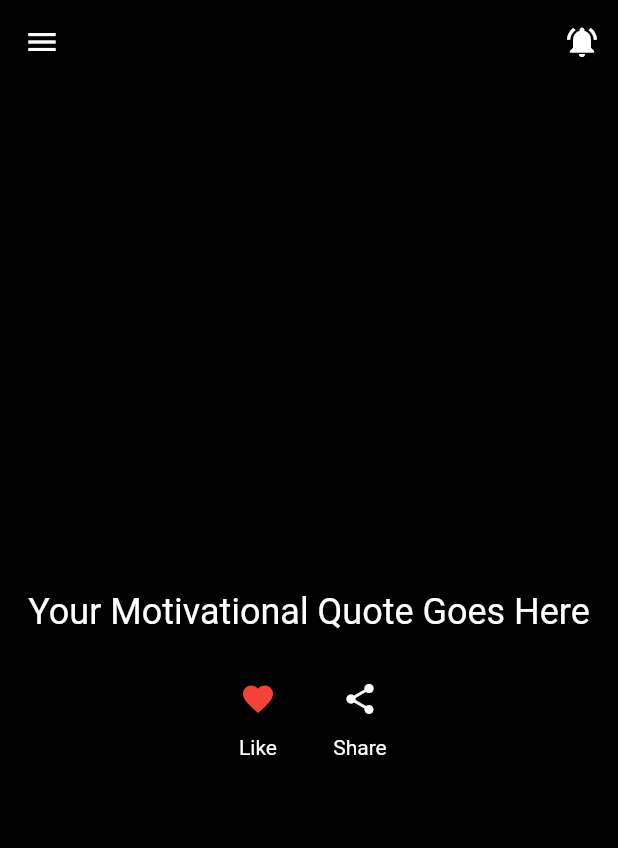
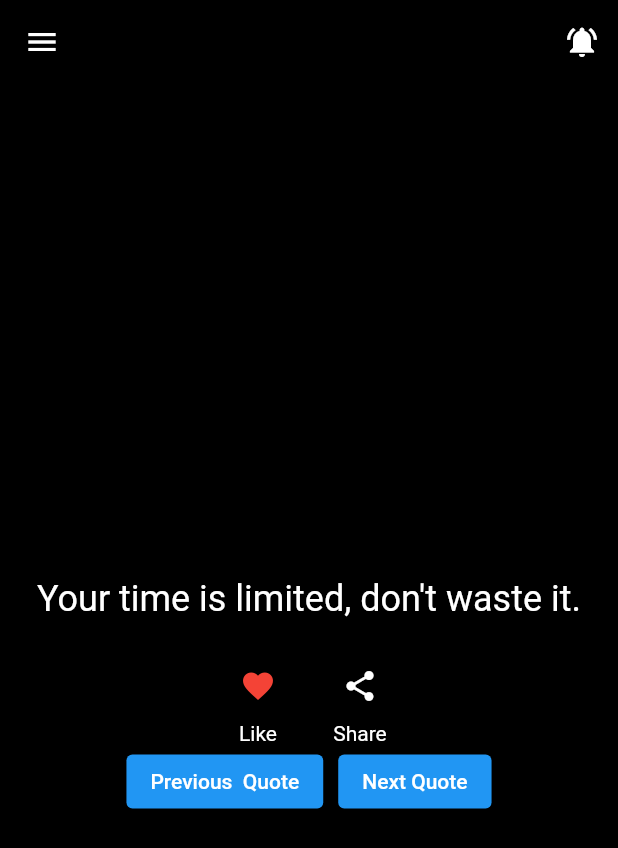
Before and after one commit to DevranAkat/QuotesAppFlutter, a Flutter app: the screen it shows after launch, after a tap on the "favorite outline" icon, on a phone screen of 412 x 824 dp. Shown: the top 848 px of the screen. Run offline on Flutter 3.47's test engine with Material 2 defaults, Android fonts, the phone set to English and light mode, and no system bars; our stand-ins replace shared_preferences.

Commit message:
Added funcionality for likebutton

```diff
--- a/lib/main.dart
+++ b/lib/main.dart
@@ -1,4 +1,5 @@
 import 'package:flutter/material.dart';
+import 'package:shared_preferences/shared_preferences.dart';
 import 'screens/categories_page.dart';
 import 'screens/favorites_page.dart';
 import 'screens/home_page.dart';
--- /dev/null
+++ b/lib/quotes/likedQuotesManager.dart
@@ -0,0 +1,17 @@
+import 'package:shared_preferences/shared_preferences.dart';
+
+class LikedQuotesManager {
+    static const String _kLikedQuotesKey = 'likedQuotes';
+
+    // Function to save the liked quotes
+    static Future<void> saveLikedQuotes(List<String> likedQuotes) async {
+      final prefs = await SharedPreferences.getInstance();
+      await prefs.setStringList(_kLikedQuotesKey, likedQuotes);
+    }
+
+    // Function to retrieve the liked quotes
+    static Future<List<String>> getLikedQuotes() async {
+      final prefs = await SharedPreferences.getInstance();
+      return prefs.getStringList(_kLikedQuotesKey) ?? [];
+    }
+  }
--- /dev/null
+++ b/lib/quotes/quote.dart
@@ -0,0 +1,32 @@
+class Quote {
+  final int id;
+  final String text;
+  final String author;
+  final String category;
+  int likes;
+
+  Quote({required this.id, required this.text, required this.author, required this.category,   this.likes = 0});
+}
+
+List<Quote> quotes = [
+  Quote(id: 0, text: "Your time is limited, don't waste it.", author: "Steve Jobs", category: "Time"),
+  Quote(id: 1, text: "Believe you can and you're halfway there.", author: "Theodore Roosevelt", category: "Belief"),
+  Quote(id: 2, text: "Success is not final, failure is not fatal: It is the courage to continue that counts.", author: "Winston Churchill", category: "Success"),
+  Quote(id: 3, text: "The only way to do great work is to love what you do.", author: "Steve Jobs", category: "Passion"),
+  Quote(id: 4, text: "Don't watch the clock; do what it does. Keep going.", author: "Sam Levenson", category: "Persistence"),
+  Quote(id: 5, text: "The future belongs to those who believe in the beauty of their dreams.", author: "Eleanor Roosevelt", category: "Dreams"),
+  Quote(id: 6, text: "In the middle of every difficulty lies opportunity.", author: "Albert Einstein", category: "Opportunity"),
+  Quote(id: 7, text: "Success is walking from failure to failure with no loss of enthusiasm.", author: "Winston Churchill", category: "Success"),
+  Quote(id: 8, text: "The harder you work for something, the greater you'll feel when you achieve it.", author: "Unknown", category: "Hard Work"),
+  Quote(id: 9, text: "You miss 100% of the shots you don't take.", author: "Wayne Gretzky", category: "Opportunity"),
+  Quote(id: 10, text: "The only limit to our realization of tomorrow will be our doubts of today.", author: "Franklin D. Roosevelt", category: "Doubt"),
+  Quote(id: 11, text: "Success is not the key to happiness. Happiness is the key to success. If you love what you are doing, you will be successful.", author: "Albert Schweitzer", category: "Happiness"),
+  Quote(id: 12, text: "The road to success and the road to failure are almost exactly the same.", author: "Colin R. Davis", category: "Success"),
+  Quote(id: 13, text: "You are never too old to set another goal or to dream a new dream.", author: "C.S. Lewis", category: "Dreams"),
+  Quote(id: 14, text: "Believe in yourself and all that you are. Know that there is something inside you that is greater than any obstacle.", author: "Christian D. Larson", category: "Belief"),
+  Quote(id: 15, text: "The secret of getting ahead is getting started.", author: "Mark Twain", category: "Starting"),
+  Quote(id: 16, text: "Don't count the days, make the days count.", author: "Muhammad Ali", category: "Time"),
+  Quote(id: 17, text: "The only person you are destined to become is the person you decide to be.", author: "Ralph Waldo Emerson", category: "Destiny"),
+  Quote(id: 18, text: "Dream big and dare to fail.", author: "Norman Vaughan", category: "Dreams"),
+  Quote(id: 19, text: "Success usually comes to those who are too busy to be looking for it.", author: "Henry David Thoreau", category: "Success"),
+];
--- a/lib/screens/home_page.dart
+++ b/lib/screens/home_page.dart
@@ -1,5 +1,7 @@
 import 'package:flutter/material.dart';
+import 'package:motivation/quotes/quote.dart';
 import 'package:motivation/widgets/left_menu.dart';
+import 'package:shared_preferences/shared_preferences.dart';
 
 class HomePage extends StatefulWidget {
   const HomePage({super.key});
@@ -10,7 +12,23 @@ class HomePage extends StatefulWidget {
 
 class _HomePageState extends State<HomePage> {
   final GlobalKey<ScaffoldState> _scaffoldKey = GlobalKey<ScaffoldState>();
-  bool isLiked = false; // Track the liked state
+  final Future<SharedPreferences> _prefs = SharedPreferences.getInstance();
+  bool isLiked = false;
+  int currentQuoteIndex = 0;
+
+  void checkIfLiked() async{
+    final SharedPreferences prefs = await _prefs;
+    var likedQuotesList = prefs.getStringList("likedQuotes") ?? [];
+    if (likedQuotesList.contains(currentQuoteIndex.toString())) {
+      setState(() {
+        isLiked = true;
+      });
+      isLiked = true;
+    }
+    else{
+      isLiked = false;
+    }
+  }
 
   void _openDrawer() {
     _scaffoldKey.currentState?.openDrawer();
@@ -41,14 +59,21 @@ class _HomePageState extends State<HomePage> {
     );
   }
 
-  void _toggleLike() {
+  Future<void> _toggleLike(id) async {
+    final SharedPreferences prefs = await _prefs;
+    var likedQuotes = prefs.getStringList("likedQuotes") ?? [];
+    isLiked ? likedQuotes.remove(id.toString()) : likedQuotes.add(id.toString());
+    prefs.setStringList("likedQuotes", likedQuotes);
+    print(prefs.getStringList("likedQuotes"));
+
     setState(() {
-      isLiked = !isLiked; // Toggle the liked state
+      isLiked = !isLiked;
     });
   }
 
   @override
   Widget build(BuildContext context) {
+    checkIfLiked();
     return Scaffold(
       backgroundColor: Colors.black, // Dark background color
       key: _scaffoldKey,
@@ -73,10 +98,10 @@ class _HomePageState extends State<HomePage> {
         child: Column(
           mainAxisAlignment: MainAxisAlignment.center,
           children: [
-            const SizedBox(height: 20.0), // Space to move quote up
-            const Text(
-              "Your Motivational Quote Goes Here",
-              style: TextStyle(
+            const SizedBox(height: 50.0), // Space to move quote up
+            Text(
+              quotes[currentQuoteIndex].text,
+              style: const TextStyle(
                 color: Colors.white, // Text color
                 fontSize: 24.0, // Adjust font size as needed
               ),
@@ -93,7 +118,7 @@ class _HomePageState extends State<HomePage> {
                         isLiked ? Icons.favorite : Icons.favorite_border,
                         color: isLiked ? Colors.red : Colors.white,
                       ), // Heart-shaped like button
-                      onPressed:  _toggleLike,
+                      onPressed: () =>  _toggleLike(currentQuoteIndex),
                     ),
                     const Text(
                       'Like', // Text under the like button
@@ -122,6 +147,30 @@ class _HomePageState extends State<HomePage> {
                 ),
               ],
             ),
+            Row(
+              mainAxisAlignment: MainAxisAlignment.center,
+              children: [
+                ElevatedButton(
+                  onPressed: () {
+                    setState(() {
+                      currentQuoteIndex = currentQuoteIndex - 1;
+                    });
+                    checkIfLiked();
+                  },
+                  child: const Text('Previous  Quote'),
+                ),
+                const SizedBox(width: 10),
+                ElevatedButton(
+                  onPressed: () {
+                    setState(() {
+                      currentQuoteIndex = currentQuoteIndex + 1;
+                    });
+                    checkIfLiked();
+                  },
+                  child: const Text('Next Quote'),
+                ),
+              ],
+            ),
           ],
         ),
       ),
--- a/pubspec.yaml
+++ b/pubspec.yaml
@@ -36,6 +36,7 @@ dependencies:
   # The following adds the Cupertino Icons font to your application.
   # Use with the CupertinoIcons class for iOS style icons.
   cupertino_icons: ^1.0.2
+  shared_preferences: ^2.2.0
 
 dev_dependencies:
   flutter_test:
```
Also changed, not shown: pubspec.lock, 1 other file.
